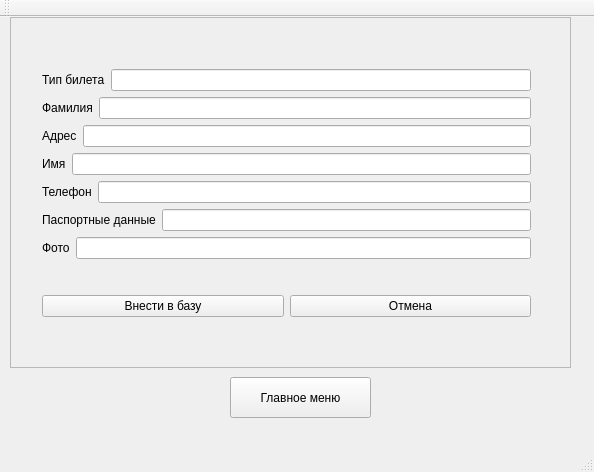
Before: the Qt Designer form ui/mainwindow.ui in minmaxv/leti_library_qt, drawn with Qt 5.
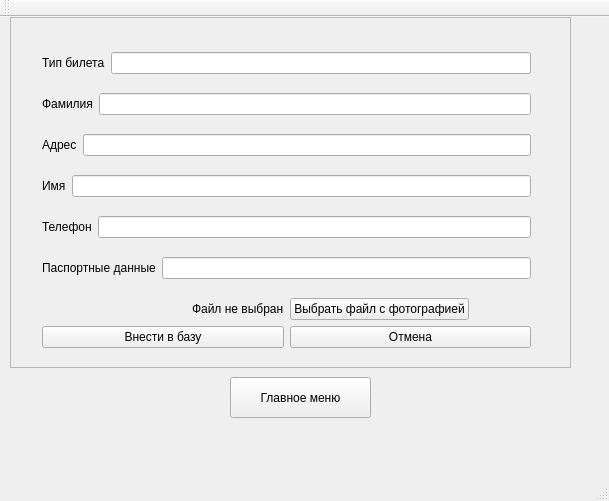
After: the same form once the commit is applied. The open tabs and pages were chosen to show the change.

Commit message: Resolve photo TODO

```diff
--- a/ui/mainwindow.ui
+++ b/ui/mainwindow.ui
@@ -6,8 +6,8 @@
    <rect>
     <x>0</x>
     <y>0</y>
-    <width>594</width>
-    <height>472</height>
+    <width>609</width>
+    <height>501</height>
    </rect>
   </property>
   <property name="windowTitle">
@@ -207,18 +207,25 @@
           </layout>
          </item>
          <item>
-          <layout class="QHBoxLayout" name="horizontalLayout">
-           <item>
-            <widget class="QLabel" name="label_7">
-             <property name="text">
-              <string>Фото</string>
-             </property>
-            </widget>
-           </item>
-           <item>
-            <widget class="QLineEdit" name="photo"/>
-           </item>
-          </layout>
+          <layout class="QHBoxLayout" name="horizontalLayout"/>
+         </item>
+        </layout>
+       </item>
+       <item>
+        <layout class="QHBoxLayout" name="horizontalLayout_9">
+         <item alignment="Qt::AlignRight">
+          <widget class="QLabel" name="photo_label">
+           <property name="text">
+            <string>Файл не выбран</string>
+           </property>
+          </widget>
+         </item>
+         <item alignment="Qt::AlignLeft">
+          <widget class="QPushButton" name="photo_input">
+           <property name="text">
+            <string>Выбрать файл с фотографией</string>
+           </property>
+          </widget>
          </item>
         </layout>
        </item>
```
Left out of the diff: 6 changed lines with no effect on the pictures. The commit also changes 4 other files.
